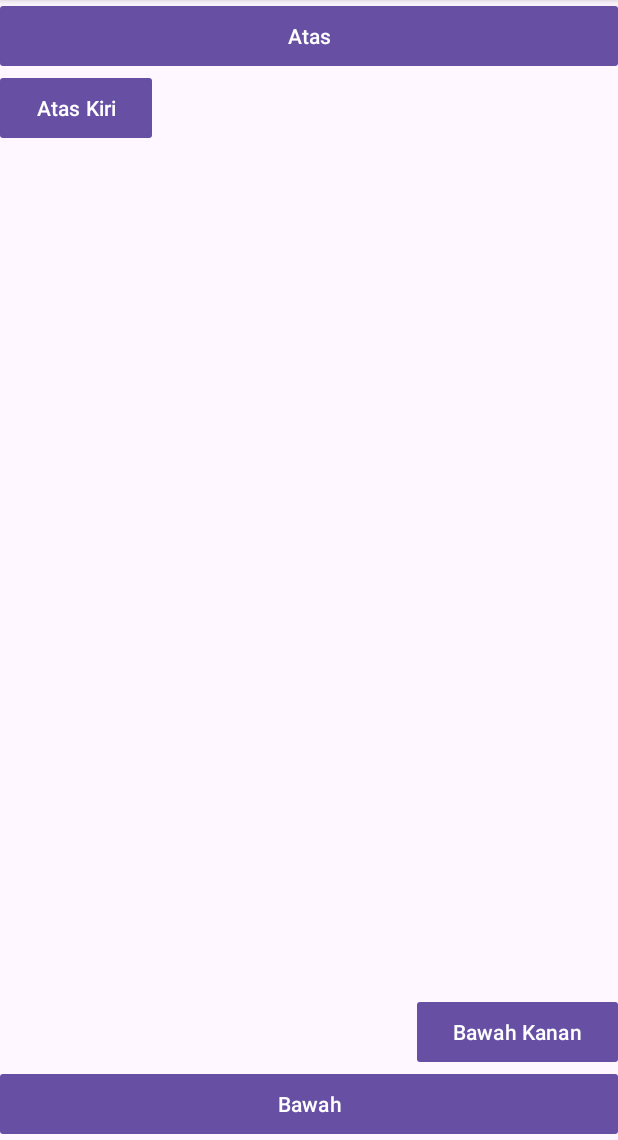
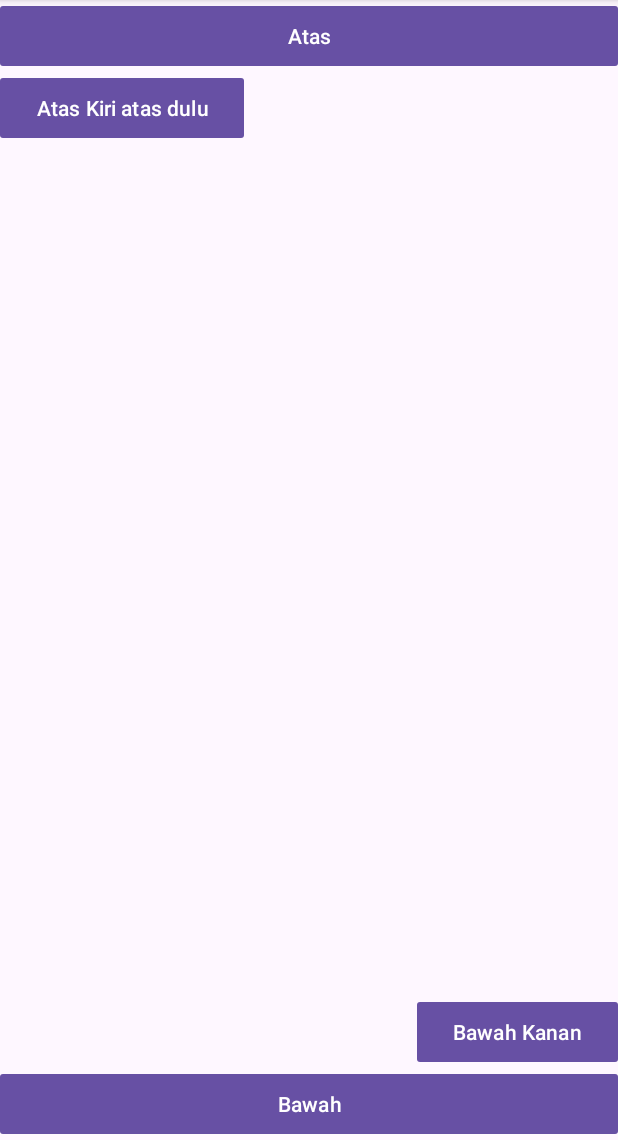
Before and after one commit to hariwibdj/My_ActiviyLifeCycle, an Android app: the Relative screen opened directly, with no data from a screen before it, on a phone screen of 412 x 824 dp, the part 96-1236 px from its top. Run offline under Robolectric (Android 15) with nearby library versions, the phone set to English and light mode, and no system bars.

Commit message:
update button

```diff
--- a/app/src/main/res/layout/activity_relative.xml
+++ b/app/src/main/res/layout/activity_relative.xml
@@ -35,7 +35,7 @@
         android:layout_alignParentStart="true"
         android:layout_alignParentLeft="true"
 
-        android:text="Atas Kiri"
+        android:text="Atas Kiri atas dulu"
         app:cornerRadius="@dimen/cardview_default_radius" />
 
     <Button
```
